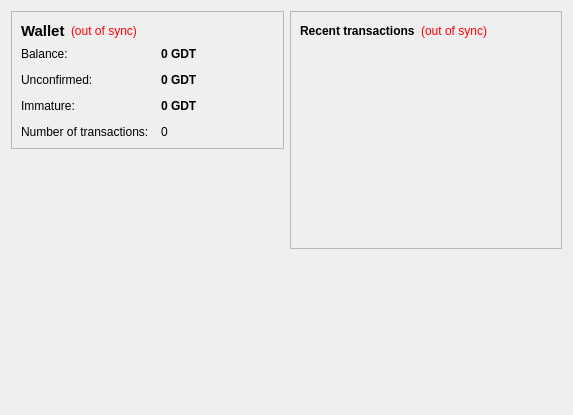
The window that src/qt/forms/overviewpage.ui (sdmathis/golddust) describes before a commit, drawn with Qt 5.
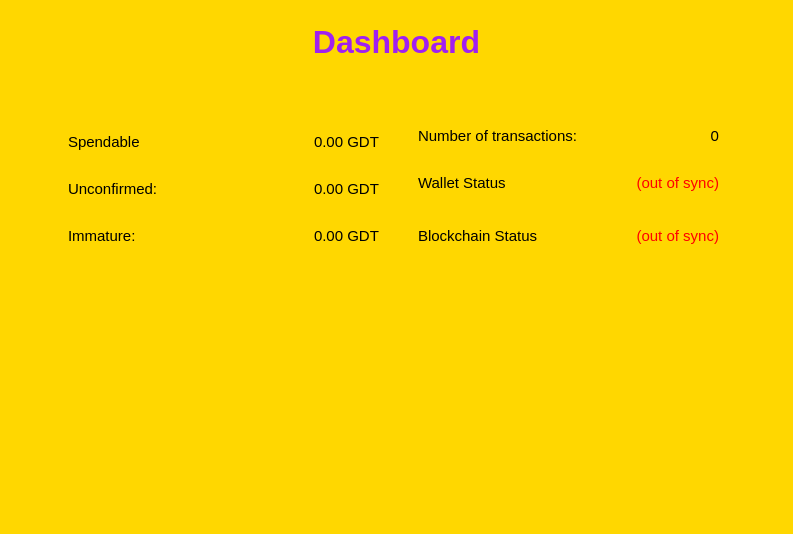
The same window after the commit. Icons and pictures are not drawn.

The edit to the form file:
```diff
--- a/src/qt/forms/overviewpage.ui
+++ b/src/qt/forms/overviewpage.ui
@@ -6,92 +6,107 @@
    <rect>
     <x>0</x>
     <y>0</y>
-    <width>573</width>
-    <height>415</height>
+    <width>793</width>
+    <height>534</height>
    </rect>
   </property>
+  <property name="minimumSize">
+   <size>
+    <width>793</width>
+    <height>534</height>
+   </size>
+  </property>
+  <property name="maximumSize">
+   <size>
+    <width>793</width>
+    <height>534</height>
+   </size>
+  </property>
   <property name="windowTitle">
    <string>Form</string>
   </property>
-  <layout class="QHBoxLayout" name="horizontalLayout" stretch="1,1">
-   <item>
-    <layout class="QVBoxLayout" name="verticalLayout_2">
-     <item>
-      <widget class="QFrame" name="frame">
-       <property name="frameShape">
-        <enum>QFrame::StyledPanel</enum>
-       </property>
-       <property name="frameShadow">
-        <enum>QFrame::Raised</enum>
-       </property>
-       <layout class="QVBoxLayout" name="verticalLayout_4">
-        <item>
-         <layout class="QHBoxLayout" name="horizontalLayout_4">
-          <item>
-           <widget class="QLabel" name="label_5">
-            <property name="font">
-             <font>
-              <pointsize>11</pointsize>
-              <weight>75</weight>
-              <bold>true</bold>
-             </font>
-            </property>
-            <property name="text">
-             <string>Wallet</string>
-            </property>
-           </widget>
-          </item>
-          <item>
-           <widget class="QLabel" name="labelWalletStatus">
-            <property name="toolTip">
-             <string>The displayed information may be out of date. Your wallet automatically synchronizes with the Golddust network after a connection is established, but this process has not completed yet.</string>
-            </property>
-            <property name="styleSheet">
-             <string notr="true">QLabel { color: red; }</string>
-            </property>
-            <property name="text">
-             <string notr="true">(out of sync)</string>
-            </property>
-            <property name="alignment">
-             <set>Qt::AlignLeading|Qt::AlignLeft|Qt::AlignVCenter</set>
-            </property>
-           </widget>
-          </item>
-          <item>
-           <spacer name="horizontalSpacer_2">
-            <property name="orientation">
-             <enum>Qt::Horizontal</enum>
-            </property>
-            <property name="sizeHint" stdset="0">
-             <size>
-              <width>40</width>
-              <height>20</height>
-             </size>
-            </property>
-           </spacer>
-          </item>
-         </layout>
-        </item>
-        <item>
-         <layout class="QFormLayout" name="formLayout_2">
-          <property name="fieldGrowthPolicy">
-           <enum>QFormLayout::AllNonFixedFieldsGrow</enum>
-          </property>
-          <property name="horizontalSpacing">
-           <number>12</number>
-          </property>
-          <property name="verticalSpacing">
-           <number>12</number>
-          </property>
+  <property name="styleSheet">
+   <string notr="true">background-color: rgb(255, 215, 0);</string>
+  </property>
+  <layout class="QGridLayout" name="gridLayout">
+   <item row="3" column="1">
+    <widget class="QFrame" name="frameBalance">
+     <property name="minimumSize">
+      <size>
+       <width>331</width>
+       <height>188</height>
+      </size>
+     </property>
+     <property name="maximumSize">
+      <size>
+       <width>331</width>
+       <height>188</height>
+      </size>
+     </property>
+     <property name="styleSheet">
+      <string notr="true">background-image: url(:/icons/balance);</string>
+     </property>
+     <layout class="QVBoxLayout" name="verticalLayout_2">
+      <item alignment="Qt::AlignHCenter">
+       <widget class="QFrame" name="gridFrame">
+        <property name="minimumSize">
+         <size>
+          <width>320</width>
+          <height>170</height>
+         </size>
+        </property>
+        <property name="maximumSize">
+         <size>
+          <width>320</width>
+          <height>170</height>
+         </size>
+        </property>
+        <property name="styleSheet">
+         <string notr="true">background:transparent;</string>
+        </property>
+        <widget class="QWidget" name="gridLayoutWidget">
+         <property name="geometry">
+          <rect>
+           <x>0</x>
+           <y>29</y>
+           <width>311</width>
+           <height>141</height>
+          </rect>
+         </property>
+         <layout class="QGridLayout" name="gridLayout_3">
           <item row="0" column="0">
-           <widget class="QLabel" name="label">
+           <widget class="QLabel" name="labelSpendable">
+            <property name="minimumSize">
+             <size>
+              <width>0</width>
+              <height>35</height>
+             </size>
+            </property>
+            <property name="maximumSize">
+             <size>
+              <width>16777215</width>
+              <height>35</height>
+             </size>
+            </property>
             <property name="text">
-             <string>Balance:</string>
+             <string>&lt;html&gt;&lt;head/&gt;&lt;body&gt;&lt;p&gt;&lt;span style=&quot; font-size:11pt;&quot;&gt;Spendable&lt;/span&gt;&lt;/p&gt;&lt;/body&gt;&lt;/html&gt;</string>
             </property>
            </widget>
           </item>
-          <item row="0" column="1">
+          <item row="0" column="1" alignment="Qt::AlignRight">
            <widget class="QLabel" name="labelBalance">
+            <property name="minimumSize">
+             <size>
+              <width>0</width>
+              <height>35</height>
+             </size>
+            </property>
+            <property name="maximumSize">
+             <size>
+              <width>16777215</width>
+              <height>35</height>
+             </size>
+            </property>
             <property name="font">
              <font>
               <weight>75</weight>
@@ -105,7 +120,7 @@
              <string>Your current balance</string>
             </property>
             <property name="text">
-             <string notr="true">0 GDT</string>
+             <string notr="true">&lt;html&gt;&lt;head/&gt;&lt;body&gt;&lt;p&gt;&lt;span style=&quot; font-size:11pt; font-weight:400;&quot;&gt;0.00 GDT&lt;/span&gt;&lt;/p&gt;&lt;/body&gt;&lt;/html&gt;</string>
             </property>
             <property name="textInteractionFlags">
              <set>Qt::LinksAccessibleByMouse|Qt::TextSelectableByKeyboard|Qt::TextSelectableByMouse</set>
@@ -114,13 +129,37 @@
           </item>
           <item row="1" column="0">
            <widget class="QLabel" name="label_3">
+            <property name="minimumSize">
+             <size>
+              <width>0</width>
+              <height>35</height>
+             </size>
+            </property>
+            <property name="maximumSize">
+             <size>
+              <width>16777215</width>
+              <height>35</height>
+             </size>
+            </property>
             <property name="text">
-             <string>Unconfirmed:</string>
+             <string>&lt;html&gt;&lt;head/&gt;&lt;body&gt;&lt;p&gt;&lt;span style=&quot; font-size:11pt;&quot;&gt;Unconfirmed:&lt;/span&gt;&lt;/p&gt;&lt;/body&gt;&lt;/html&gt;</string>
             </property>
            </widget>
           </item>
-          <item row="1" column="1">
+          <item row="1" column="1" alignment="Qt::AlignRight">
            <widget class="QLabel" name="labelUnconfirmed">
+            <property name="minimumSize">
+             <size>
+              <width>0</width>
+              <height>35</height>
+             </size>
+            </property>
+            <property name="maximumSize">
+             <size>
+              <width>16777215</width>
+              <height>35</height>
+             </size>
+            </property>
             <property name="font">
              <font>
               <weight>75</weight>
@@ -134,39 +173,46 @@
              <string>Total of transactions that have yet to be confirmed, and do not yet count toward the current balance</string>
             </property>
             <property name="text">
-             <string notr="true">0 GDT</string>
+             <string notr="true">&lt;html&gt;&lt;head/&gt;&lt;body&gt;&lt;p&gt;&lt;span style=&quot; font-size:11pt; font-weight:400;&quot;&gt;0.00 GDT&lt;/span&gt;&lt;/p&gt;&lt;/body&gt;&lt;/html&gt;</string>
             </property>
             <property name="textInteractionFlags">
              <set>Qt::LinksAccessibleByMouse|Qt::TextSelectableByKeyboard|Qt::TextSelectableByMouse</set>
             </property>
            </widget>
           </item>
-          <item row="3" column="0">
-           <widget class="QLabel" name="label_2">
-            <property name="text">
-             <string>Number of transactions:</string>
-            </property>
-           </widget>
-          </item>
-          <item row="3" column="1">
-           <widget class="QLabel" name="labelNumTransactions">
-            <property name="toolTip">
-             <string>Total number of transactions in wallet</string>
-            </property>
-            <property name="text">
-             <string notr="true">0</string>
-            </property>
-           </widget>
-          </item>
           <item row="2" column="0">
            <widget class="QLabel" name="labelImmatureText">
+            <property name="minimumSize">
+             <size>
+              <width>0</width>
+              <height>35</height>
+             </size>
+            </property>
+            <property name="maximumSize">
+             <size>
+              <width>16777215</width>
+              <height>35</height>
+             </size>
+            </property>
             <property name="text">
-             <string>Immature:</string>
+             <string>&lt;html&gt;&lt;head/&gt;&lt;body&gt;&lt;p&gt;&lt;span style=&quot; font-size:11pt;&quot;&gt;Immature:&lt;/span&gt;&lt;/p&gt;&lt;/body&gt;&lt;/html&gt;</string>
             </property>
            </widget>
           </item>
-          <item row="2" column="1">
+          <item row="2" column="1" alignment="Qt::AlignRight">
            <widget class="QLabel" name="labelImmature">
+            <property name="minimumSize">
+             <size>
+              <width>0</width>
+              <height>35</height>
+             </size>
+            </property>
+            <property name="maximumSize">
+             <size>
+              <width>16777215</width>
+              <height>35</height>
+             </size>
+            </property>
             <property name="font">
              <font>
               <weight>75</weight>
@@ -177,7 +223,7 @@
              <string>Mined balance that has not yet matured</string>
             </property>
             <property name="text">
-             <string notr="true">0 GDT</string>
+             <string notr="true">&lt;html&gt;&lt;head/&gt;&lt;body&gt;&lt;p&gt;&lt;span style=&quot; font-size:11pt; font-weight:400;&quot;&gt;0.00 GDT&lt;/span&gt;&lt;/p&gt;&lt;/body&gt;&lt;/html&gt;</string>
             </property>
             <property name="textInteractionFlags">
              <set>Qt::LinksAccessibleByMouse|Qt::TextSelectableByKeyboard|Qt::TextSelectableByMouse</set>
@@ -185,47 +231,117 @@
            </widget>
           </item>
          </layout>
-        </item>
-       </layout>
-      </widget>
-     </item>
-     <item>
-      <spacer name="verticalSpacer">
-       <property name="orientation">
-        <enum>Qt::Vertical</enum>
-       </property>
-       <property name="sizeHint" stdset="0">
-        <size>
-         <width>20</width>
-         <height>40</height>
-        </size>
-       </property>
-      </spacer>
-     </item>
-    </layout>
+        </widget>
+       </widget>
+      </item>
+     </layout>
+    </widget>
    </item>
-   <item>
-    <layout class="QVBoxLayout" name="verticalLayout_3">
-     <item>
-      <widget class="QFrame" name="frame_2">
-       <property name="frameShape">
-        <enum>QFrame::StyledPanel</enum>
-       </property>
-       <property name="frameShadow">
-        <enum>QFrame::Raised</enum>
-       </property>
-       <layout class="QVBoxLayout" name="verticalLayout">
-        <item>
-         <layout class="QHBoxLayout" name="horizontalLayout_2">
-          <item>
-           <widget class="QLabel" name="label_4">
+   <item row="3" column="2">
+    <widget class="QFrame" name="frame">
+     <property name="minimumSize">
+      <size>
+       <width>331</width>
+       <height>188</height>
+      </size>
+     </property>
+     <property name="maximumSize">
+      <size>
+       <width>331</width>
+       <height>188</height>
+      </size>
+     </property>
+     <property name="styleSheet">
+      <string notr="true">background-image: url(:/icons/detail);</string>
+     </property>
+     <layout class="QVBoxLayout" name="verticalLayout">
+      <item alignment="Qt::AlignHCenter|Qt::AlignVCenter">
+       <widget class="QFrame" name="gridFrame">
+        <property name="minimumSize">
+         <size>
+          <width>320</width>
+          <height>170</height>
+         </size>
+        </property>
+        <property name="maximumSize">
+         <size>
+          <width>320</width>
+          <height>170</height>
+         </size>
+        </property>
+        <property name="styleSheet">
+         <string notr="true">background:transparent;</string>
+        </property>
+        <widget class="QWidget" name="gridLayoutWidget_2">
+         <property name="geometry">
+          <rect>
+           <x>9</x>
+           <y>29</y>
+           <width>301</width>
+           <height>141</height>
+          </rect>
+         </property>
+         <layout class="QGridLayout" name="gridLayout_2">
+          <item row="4" column="0">
+           <widget class="QLabel" name="label_5">
             <property name="text">
-             <string>&lt;b&gt;Recent transactions&lt;/b&gt;</string>
+             <string>&lt;html&gt;&lt;head/&gt;&lt;body&gt;&lt;p&gt;&lt;span style=&quot; font-size:11pt;&quot;&gt;Blockchain Status&lt;/span&gt;&lt;/p&gt;&lt;/body&gt;&lt;/html&gt;</string>
             </property>
            </widget>
           </item>
-          <item>
+          <item row="2" column="0">
+           <widget class="QLabel" name="label">
+            <property name="text">
+             <string>&lt;html&gt;&lt;head/&gt;&lt;body&gt;&lt;p&gt;&lt;span style=&quot; font-size:11pt;&quot;&gt;Wallet Status&lt;/span&gt;&lt;/p&gt;&lt;/body&gt;&lt;/html&gt;</string>
+            </property>
+           </widget>
+          </item>
+          <item row="0" column="0" alignment="Qt::AlignLeft">
+           <widget class="QLabel" name="label_2">
+            <property name="maximumSize">
+             <size>
+              <width>16777215</width>
+              <height>35</height>
+             </size>
+            </property>
+            <property name="text">
+             <string>&lt;html&gt;&lt;head/&gt;&lt;body&gt;&lt;p&gt;&lt;span style=&quot; font-size:11pt;&quot;&gt;Number of transactions:&lt;/span&gt;&lt;/p&gt;&lt;/body&gt;&lt;/html&gt;</string>
+            </property>
+           </widget>
+          </item>
+          <item row="0" column="1">
+           <widget class="QLabel" name="labelNumTransactions">
+            <property name="minimumSize">
+             <size>
+              <width>0</width>
+              <height>35</height>
+             </size>
+            </property>
+            <property name="maximumSize">
+             <size>
+              <width>135</width>
+              <height>35</height>
+             </size>
+            </property>
+            <property name="toolTip">
+             <string>Total number of transactions in wallet</string>
+            </property>
+            <property name="text">
+             <string notr="true">&lt;html&gt;&lt;head/&gt;&lt;body&gt;&lt;p align=&quot;right&quot;&gt;&lt;span style=&quot; font-size:11pt;&quot;&gt;0&lt;/span&gt;&lt;/p&gt;&lt;/body&gt;&lt;/html&gt;</string>
+            </property>
+            <property name="alignment">
+             <set>Qt::AlignRight|Qt::AlignTrailing|Qt::AlignVCenter</set>
+            </property>
+           </widget>
+          </item>
+          <item row="4" column="1">
            <widget class="QLabel" name="labelTransactionsStatus">
+            <property name="maximumSize">
+             <size>
+              <width>16777215</width>
+              <height>70</height>
+             </size>
+            </property>
             <property name="toolTip">
              <string>The displayed information may be out of date. Your wallet automatically synchronizes with the Golddust network after a connection is established, but this process has not completed yet.</string>
             </property>
@@ -233,64 +349,175 @@
              <string notr="true">QLabel { color: red; }</string>
             </property>
             <property name="text">
-             <string notr="true">(out of sync)</string>
+             <string notr="true">&lt;html&gt;&lt;head/&gt;&lt;body&gt;&lt;p&gt;&lt;span style=&quot; font-size:11pt;&quot;&gt;(out of sync)&lt;/span&gt;&lt;/p&gt;&lt;/body&gt;&lt;/html&gt;</string>
             </property>
             <property name="alignment">
              <set>Qt::AlignRight|Qt::AlignTrailing|Qt::AlignVCenter</set>
             </property>
            </widget>
           </item>
-          <item>
-           <spacer name="horizontalSpacer">
-            <property name="orientation">
-             <enum>Qt::Horizontal</enum>
-            </property>
-            <property name="sizeHint" stdset="0">
+          <item row="2" column="1">
+           <widget class="QLabel" name="labelWalletStatus">
+            <property name="maximumSize">
              <size>
-              <width>40</width>
-              <height>20</height>
+              <width>16777215</width>
+              <height>70</height>
              </size>
             </property>
-           </spacer>
+            <property name="toolTip">
+             <string>The displayed information may be out of date. Your wallet automatically synchronizes with the Golddust network after a connection is established, but this process has not completed yet.</string>
+            </property>
+            <property name="styleSheet">
+             <string notr="true">QLabel { color: red; }</string>
+            </property>
+            <property name="text">
+             <string notr="true">&lt;html&gt;&lt;head/&gt;&lt;body&gt;&lt;p&gt;&lt;span style=&quot; font-size:11pt;&quot;&gt;(out of sync)&lt;/span&gt;&lt;/p&gt;&lt;/body&gt;&lt;/html&gt;</string>
+            </property>
+            <property name="alignment">
+             <set>Qt::AlignRight|Qt::AlignTrailing|Qt::AlignVCenter</set>
+            </property>
+           </widget>
           </item>
          </layout>
-        </item>
-        <item>
-         <widget class="QListView" name="listTransactions">
-          <property name="styleSheet">
-           <string notr="true">QListView { background: transparent; }</string>
-          </property>
-          <property name="frameShape">
-           <enum>QFrame::NoFrame</enum>
-          </property>
-          <property name="verticalScrollBarPolicy">
-           <enum>Qt::ScrollBarAlwaysOff</enum>
-          </property>
-          <property name="horizontalScrollBarPolicy">
-           <enum>Qt::ScrollBarAlwaysOff</enum>
-          </property>
-          <property name="selectionMode">
-           <enum>QAbstractItemView::NoSelection</enum>
-          </property>
-         </widget>
-        </item>
-       </layout>
-      </widget>
-     </item>
-     <item>
-      <spacer name="verticalSpacer_2">
-       <property name="orientation">
-        <enum>Qt::Vertical</enum>
-       </property>
-       <property name="sizeHint" stdset="0">
-        <size>
-         <width>20</width>
-         <height>40</height>
-        </size>
-       </property>
-      </spacer>
-     </item>
-    </layout>
+        </widget>
+       </widget>
+      </item>
+     </layout>
+    </widget>
+   </item>
+   <item row="4" column="1" colspan="2">
+    <widget class="QFrame" name="frame">
+     <property name="minimumSize">
+      <size>
+       <width>675</width>
+       <height>235</height>
+      </size>
+     </property>
+     <property name="maximumSize">
+      <size>
+       <width>16777215</width>
+       <height>235</height>
+      </size>
+     </property>
+     <property name="styleSheet">
+      <string notr="true">background-image: url(:/icons/recent);</string>
+     </property>
+     <widget class="QListView" name="listTransactions">
+      <property name="geometry">
+       <rect>
+        <x>20</x>
+        <y>40</y>
+        <width>631</width>
+        <height>140</height>
+       </rect>
+      </property>
+      <property name="minimumSize">
+       <size>
+        <width>600</width>
+        <height>140</height>
+       </size>
+      </property>
+      <property name="maximumSize">
+       <size>
+        <width>16777215</width>
+        <height>140</height>
+       </size>
+      </property>
+      <property name="styleSheet">
+       <string notr="true">QListView { background: transparent; }</string>
+      </property>
+      <property name="frameShape">
+       <enum>QFrame::NoFrame</enum>
+      </property>
+      <property name="verticalScrollBarPolicy">
+       <enum>Qt::ScrollBarAlwaysOff</enum>
+      </property>
+      <property name="horizontalScrollBarPolicy">
+       <enum>Qt::ScrollBarAlwaysOff</enum>
+      </property>
+      <property name="selectionMode">
+       <enum>QAbstractItemView::NoSelection</enum>
+      </property>
+     </widget>
+    </widget>
+   </item>
+   <item row="0" column="1">
+    <spacer name="verticalSpacer_3">
+     <property name="orientation">
+      <enum>Qt::Vertical</enum>
+     </property>
+     <property name="sizeHint" stdset="0">
+      <size>
+       <width>20</width>
+       <height>40</height>
+      </size>
+     </property>
+    </spacer>
+   </item>
+   <item row="5" column="1">
+    <spacer name="verticalSpacer_2">
+     <property name="orientation">
+      <enum>Qt::Vertical</enum>
+     </property>
+     <property name="sizeHint" stdset="0">
+      <size>
+       <width>20</width>
+       <height>40</height>
+      </size>
+     </property>
+    </spacer>
+   </item>
+   <item row="3" column="3">
+    <spacer name="horizontalSpacer_2">
+     <property name="orientation">
+      <enum>Qt::Horizontal</enum>
+     </property>
+     <property name="sizeHint" stdset="0">
+      <size>
+       <width>40</width>
+       <height>20</height>
+      </size>
+     </property>
+    </spacer>
+   </item>
+   <item row="1" column="1" colspan="2">
+    <widget class="QLabel" name="label_6">
+     <property name="minimumSize">
+      <size>
+       <width>331</width>
+       <height>0</height>
+      </size>
+     </property>
+     <property name="text">
+      <string>&lt;html&gt;&lt;head/&gt;&lt;body&gt;&lt;p align=&quot;center&quot;&gt;&lt;span style=&quot; font-size:24pt; font-weight:600; color:#a020f0;&quot;&gt;Dashboard&lt;/span&gt;&lt;/p&gt;&lt;/body&gt;&lt;/html&gt;</string>
+     </property>
+    </widget>
+   </item>
+   <item row="3" column="0">
+    <spacer name="horizontalSpacer">
+     <property name="orientation">
+      <enum>Qt::Horizontal</enum>
+     </property>
+     <property name="sizeHint" stdset="0">
+      <size>
+       <width>40</width>
+       <height>20</height>
+      </size>
+     </property>
+    </spacer>
+   </item>
+   <item row="2" column="1">
+    <spacer name="verticalSpacer_4">
+     <property name="orientation">
+      <enum>Qt::Vertical</enum>
+     </property>
+     <property name="sizeHint" stdset="0">
+      <size>
+       <width>20</width>
+       <height>40</height>
+      </size>
+     </property>
+    </spacer>
    </item>
   </layout>
  </widget>
```
Left out of the diff: 4 changed lines with no effect on the pictures.
